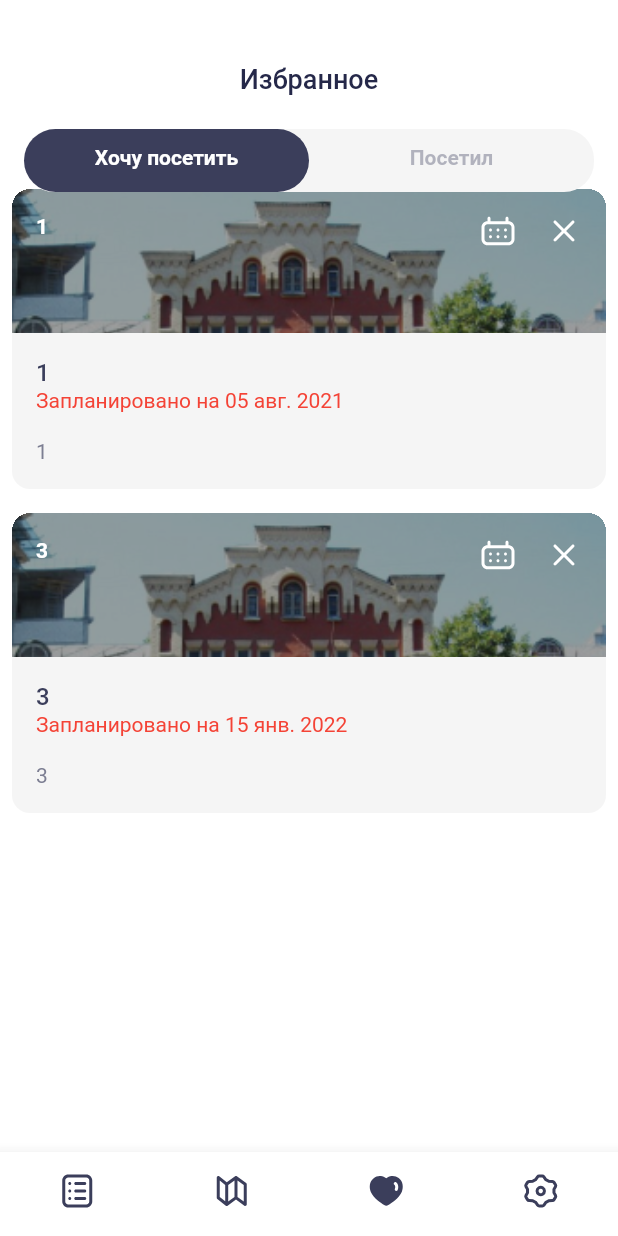
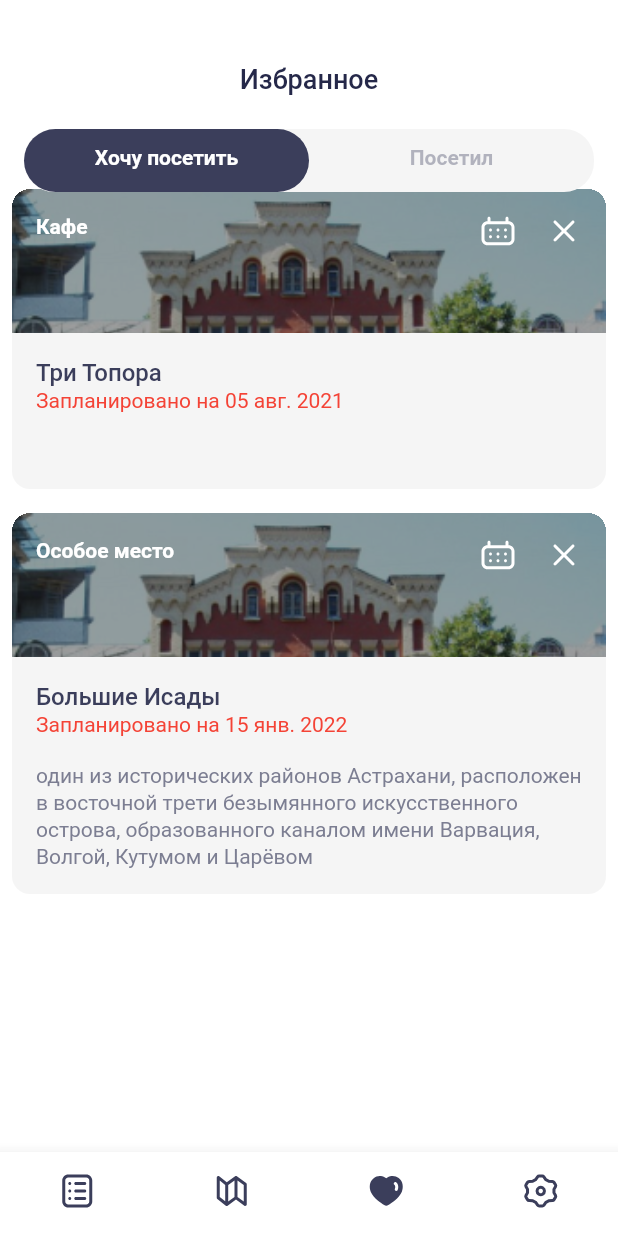
Before and after one commit to EugeneAlexandrov/surf-flutter-course-alexandrov, a Flutter app: the screen it shows after launch, item 3 of the bottom bar chosen, on a phone screen of 412 x 824 dp. Run offline on Flutter 3.47's test engine with Material 2 defaults, Android fonts, the phone set to English and light mode, and no system bars; our stand-ins replace flutter_svg, location; missing offline and left inert: location_web; statements that could not run were skipped.

Commit message:
add/remove favorite sight

```diff
--- /dev/null
+++ b/lib/app_utils.dart
@@ -0,0 +1,21 @@
+import 'package:flutter/material.dart';
+import 'package:intl/date_symbol_data_local.dart';
+import 'package:intl/intl.dart';
+
+class AppUtils {
+  static Color getColor(DateTime? date) {
+    if (date != null) {
+      return (date.isAfter(DateTime.now())) ? Colors.green : Colors.red;
+    }
+    return Colors.black;
+  }
+
+  static String? getDate(DateTime? date) {
+    if (date != null) {
+      initializeDateFormatting();
+      final formatter = DateFormat('dd MMM yyyy', 'ru_RU');
+      return formatter.format(date);
+    }
+    return null;
+  }
+}
--- a/lib/data/mock_intentions.dart
+++ b/lib/data/mock_intentions.dart
@@ -1,8 +1,8 @@
 import 'package:places/domain/model/intention.dart';
 
 final List<Intention> mockIntentionsList = [
-  Intention(id: 0, sightId: 1, date: DateTime(2021, 8, 5), hasVisited: false),
-  Intention(id: 1, sightId: 3, date: DateTime(2022, 1, 15), hasVisited: false),
-  Intention(id: 2, sightId: 4, date: DateTime(2021, 10, 15), hasVisited: true),
-  Intention(id: 3, sightId: 5, date: DateTime(2022, 01, 15), hasVisited: true),
+  Intention(sightId: 1, date: DateTime(2021, 8, 5), hasVisited: false),
+  Intention(sightId: 3, date: DateTime(2022, 1, 15), hasVisited: false),
+  Intention(sightId: 4, date: DateTime(2021, 10, 15), hasVisited: true),
+  Intention(sightId: 5, date: DateTime(2022, 01, 15), hasVisited: true),
 ];
--- a/lib/data/mock_sights.dart
+++ b/lib/data/mock_sights.dart
@@ -38,7 +38,7 @@ final List<Sight> mockSights = [
       url: 'https://goo.gl/maps/ho1VvTkTPRitcoGd6'),
   Sight.withId(
       id: 4,
-      name: 'Место 5 в 150 метрах',
+      name: 'Место #4 в 150 метрах',
       details:
           'Lorem ipsum dolor sit amet, consectetur adipiscing elit, sed do eiusmod tempor incididunt ut labore et dolore magna aliqua.',
       lat: 46.350234,
@@ -56,7 +56,7 @@ final List<Sight> mockSights = [
       url: 'https://goo.gl/maps/ho1VvTkTPRitcoGd6'),
   Sight.withId(
       id: 6,
-      name: 'Место №7 в 1.1 километре',
+      name: 'Место №6 в 1.1 километре',
       details:
           'Lorem ipsum dolor sit amet, consectetur adipiscing elit, sed do eiusmod tempor incididunt ut labore et dolore magna aliqua.',
       lat: 46.346125,
@@ -65,7 +65,7 @@ final List<Sight> mockSights = [
       url: 'https://goo.gl/maps/ho1VvTkTPRitcoGd6'),
   Sight.withId(
       id: 7,
-      name: 'Место №8 в 2,6 километре',
+      name: 'Место №7 в 2,6 километре',
       details:
           'Lorem ipsum dolor sit amet, consectetur adipiscing elit, sed do eiusmod tempor incididunt ut labore et dolore magna aliqua.',
       lat: 46.371726,
@@ -74,7 +74,7 @@ final List<Sight> mockSights = [
       url: 'https://goo.gl/maps/ho1VvTkTPRitcoGd6'),
   Sight.withId(
       id: 8,
-      name: 'Место №9 в 8,7 километре',
+      name: 'Место №8 в 8,7 километре',
       details:
           'Lorem ipsum dolor sit amet, consectetur adipiscing elit, sed do eiusmod tempor incididunt ut labore et dolore magna aliqua.',
       lat: 46.420343,
--- a/lib/domain/model/intention.dart
+++ b/lib/domain/model/intention.dart
@@ -1,15 +1,10 @@
 //dataclass for sights user signed to visit or have already visited
 class Intention {
-  int id;
   int sightId;
   DateTime? date;
   bool hasVisited;
 
-  Intention(
-      {required this.id,
-      required this.sightId,
-      this.date,
-      this.hasVisited = false});
+  Intention({required this.sightId, this.date, this.hasVisited = false});
 
   @override
   bool operator ==(dynamic other) {
@@ -18,5 +13,5 @@ class Intention {
   }
 
   @override
-  int get hashCode => id;
+  int get hashCode => sightId;
 }
--- a/lib/domain/repository/intention_repository.dart
+++ b/lib/domain/repository/intention_repository.dart
@@ -3,26 +3,46 @@ import 'package:places/data/mock_intentions.dart';
 import 'package:places/domain/model/intention.dart';
 
 class IntentionRepository with ChangeNotifier {
-  List<Intention> intentionList = mockIntentionsList;
+  final List<Intention> _intentionList =
+      List<Intention>.from(mockIntentionsList);
 
   void add(int sightId) {
-    intentionList.add(Intention(
-        id: intentionList[intentionList.length - 1].id + 1, sightId: sightId));
+    _intentionList.add(Intention(sightId: sightId));
     notifyListeners();
   }
 
   void delete(int sightId) {
-    intentionList.remove(findBySightId(sightId));
+    _intentionList.remove(findIntentionBySightId(sightId));
     notifyListeners();
   }
 
   void changeDate(DateTime date, int sightId) {
-    final index = intentionList.indexOf(findBySightId(sightId));
-    intentionList[index].date = date;
+    final index = _intentionList.indexOf(findIntentionBySightId(sightId));
+    _intentionList[index].date = date;
     notifyListeners();
   }
 
-  Intention findBySightId(int sightId) {
-    return intentionList.firstWhere((element) => element.sightId == sightId);
+  void changeVisited(int sightId) {
+    final index = _intentionList.indexOf(findIntentionBySightId(sightId));
+    _intentionList[index].hasVisited = !_intentionList[index].hasVisited;
+    notifyListeners();
+  }
+
+  List<Intention> get visitedList =>
+      _intentionList.where((element) => element.hasVisited).toList();
+
+  List<Intention> get plannedList =>
+      _intentionList.where((element) => !element.hasVisited).toList();
+
+  Intention findIntentionBySightId(int sightId) {
+    return _intentionList.firstWhere((element) => element.sightId == sightId,
+        orElse: () => Intention(sightId: -1));
+  }
+
+  bool isFavorite(int sightId) =>
+      _intentionList.contains(findIntentionBySightId(sightId));
+
+  void changeFavoriteState(int sightId) {
+    isFavorite(sightId) ? delete(sightId) : add(sightId);
   }
 }
--- a/lib/main.dart
+++ b/lib/main.dart
@@ -1,6 +1,7 @@
 import 'package:flutter/material.dart';
 import 'package:places/app_router.dart';
 import 'package:places/domain/repository/filter_repository.dart';
+import 'package:places/domain/repository/intention_repository.dart';
 import 'package:places/domain/repository/location_repository.dart';
 import 'package:places/domain/repository/search_repository.dart';
 import 'package:places/domain/repository/sight_repository.dart';
@@ -31,6 +32,8 @@ class _AppDependenciesState extends State<AppDependencies> {
     return MultiProvider(
       providers: [
         ChangeNotifierProvider<CustomTheme>(create: (_) => CustomTheme()),
+        ChangeNotifierProvider<IntentionRepository>(
+            create: (_) => IntentionRepository()),
         ChangeNotifierProvider<LocationRepository>(
           create: (_) => LocationRepository()..initLocation(),
         ),
--- a/lib/main_page.dart
+++ b/lib/main_page.dart
@@ -4,7 +4,6 @@ import 'package:flutter/material.dart';
 import 'package:flutter/services.dart';
 import 'package:flutter_svg/flutter_svg.dart';
 import 'package:places/app_strings.dart';
-import 'package:places/data/mock_intentions.dart';
 import 'package:places/image_paths.dart';
 import 'package:places/ui/components/custom_appbars.dart';
 import 'package:places/ui/screens/settings_screen.dart';
@@ -33,7 +32,7 @@ class _MainPageState extends State<MainPage>
   List<Widget> bottomNavTabs = [
     const SightListScreen(),
     Container(color: Colors.red),
-    VisitingScreen(mockIntentionsList),
+    const VisitingScreen(),
     const SettingsScreen(),
   ];
 
--- a/lib/ui/components/planned_sight_card.dart
+++ b/lib/ui/components/planned_sight_card.dart
@@ -1,25 +1,33 @@
 import 'package:flutter/material.dart';
 import 'package:flutter_svg/flutter_svg.dart';
-import 'package:intl/date_symbol_data_local.dart';
-import 'package:intl/intl.dart';
 import 'package:places/app_strings.dart';
-import 'package:places/domain/model/intention.dart';
+import 'package:places/app_utils.dart';
+import 'package:places/domain/repository/filter_repository.dart';
+import 'package:places/domain/repository/intention_repository.dart';
+import 'package:places/domain/repository/sight_repository.dart';
 import 'package:places/image_paths.dart';
 import 'package:places/styles.dart';
 import 'package:places/ui/components/background_image_container.dart';
 import 'package:places/ui/components/custom_icon_button.dart';
 import 'package:places/ui/screens/res/themes.dart';
+import 'package:provider/provider.dart';
 
 class PlannedSightCard extends StatelessWidget {
-  const PlannedSightCard({required Intention intention, Key? key})
-      : _intention = intention,
-        super(key: key);
+  const PlannedSightCard(this._sightId, {Key? key}) : super(key: key);
 
-  final Intention _intention;
+  final int _sightId;
 
   @override
   Widget build(BuildContext context) {
     final theme = Theme.of(context);
+
+    final intention = Provider.of<IntentionRepository>(context, listen: false)
+        .findIntentionBySightId(_sightId);
+    final sight = Provider.of<SightRepository>(context, listen: false)
+        .getSightById(_sightId);
+    final filter = Provider.of<FilterRepository>(context, listen: false)
+        .getFilterById(sight.filterId);
+
     return Card(
       shape: RoundedRectangleBorder(borderRadius: BorderRadius.circular(12)),
       margin: const EdgeInsets.all(8),
@@ -39,22 +47,18 @@ class PlannedSightCard extends StatelessWidget {
                   crossAxisAlignment: CrossAxisAlignment.start,
                   children: [
                     Text(
-                      '${_intention.sightId}',
+                      sight.name,
                       style: theme.textTheme.bodyText1,
                     ),
                     Text(
                         AppStrings.plannedCardGoalString +
-                            '${getDate(_intention.date)}',
-                        style: theme
-                            .textTheme
-                            .bodyText2
-                            ?.copyWith(color: getColor(_intention.date))),
+                            '${AppUtils.getDate(intention.date)}',
+                        style: theme.textTheme.bodyText2?.copyWith(
+                            color: AppUtils.getColor(intention.date))),
                     const SizedBox(height: 16),
-                    Text('${_intention.sightId}' /*.details*/,
+                    Text(sight.details /*.details*/,
                         style: theme.textTheme.bodyText2?.copyWith(
-                            color: theme
-                                .colorScheme
-                                .smallSecondaryTwo)),
+                            color: theme.colorScheme.smallSecondaryTwo)),
                   ],
                 ),
               ),
@@ -64,7 +68,7 @@ class PlannedSightCard extends StatelessWidget {
             top: 16,
             left: 16,
             child: Text(
-              '${_intention.sightId}',
+              filter.title,
               style: smallBold.copyWith(
                 color: Colors.white,
               ),
@@ -92,7 +96,10 @@ class PlannedSightCard extends StatelessWidget {
               width: 40,
               child: CustomIconButton(
                 child: SvgPicture.asset(AssetImages.iconCrossPath),
-                onPressed: () {},
+                onPressed: () {
+                  Provider.of<IntentionRepository>(context, listen: false)
+                      .delete(_sightId);
+                },
               ),
             ),
           ),
@@ -100,20 +107,4 @@ class PlannedSightCard extends StatelessWidget {
       ),
     );
   }
-
-  Color getColor(DateTime? date) {
-    if (date != null) {
-      return (date.isAfter(DateTime.now())) ? Colors.green : Colors.red;
-    }
-    return Colors.black;
-  }
-
-  String? getDate(DateTime? date) {
-    if (date != null) {
-      initializeDateFormatting();
-      final formatter = DateFormat('dd MMM yyyy', 'ru_RU');
-      return formatter.format(date);
-    }
-    return null;
-  }
 }
--- a/lib/ui/screens/visiting_screen.dart
+++ b/lib/ui/screens/visiting_screen.dart
@@ -1,36 +1,42 @@
 import 'package:flutter/material.dart';
-import 'package:places/domain/model/intention.dart';
+import 'package:places/domain/repository/intention_repository.dart';
 import 'package:places/ui/components/null_planed_placeholder.dart';
 import 'package:places/ui/components/null_visited_placeholder.dart';
 import 'package:places/ui/components/planned_sight_card.dart';
 import 'package:places/ui/components/visited_sight_card.dart';
+import 'package:provider/provider.dart';
 
 //Third tab with visited places
 class VisitingScreen extends StatelessWidget {
-  const VisitingScreen(this.intentions, {Key? key}) : super(key: key);
-
-  final List<Intention> intentions;
-
-  List<Widget> get visitedList => intentions
-      .where((element) => element.hasVisited)
-      .map((intention) => VisitedSightCard(intention))
-      .toList();
-  List<Widget> get plannedList => intentions
-      .where((element) => !element.hasVisited)
-      .map((intention) => PlannedSightCard(intention: intention))
-      .toList();
+  const VisitingScreen({Key? key}) : super(key: key);
 
   @override
   Widget build(BuildContext context) {
-    return TabBarView(
-      children: [
-        intentions.isEmpty
-            ? const NullPlannedPlaceHolder()
-            : Column(children: plannedList),
-        intentions.isEmpty
-            ? const NullVisitedPlaceHolder()
-            : Column(children: visitedList),
-      ],
+    return Consumer<IntentionRepository>(
+      builder: (context, intentionRepository, child) {
+        return TabBarView(
+          children: [
+            intentionRepository.plannedList.isEmpty
+                ? const NullPlannedPlaceHolder()
+                : ListView.builder(
+                    itemBuilder: (context, index) {
+                      return PlannedSightCard(
+                          intentionRepository.plannedList[index].sightId);
+                    },
+                    itemCount: intentionRepository.plannedList.length,
+                  ),
+            intentionRepository.visitedList.isEmpty
+                ? const NullVisitedPlaceHolder()
+                : ListView.builder(
+                    itemBuilder: (context, index) {
+                      return VisitedSightCard(
+                          intentionRepository.visitedList[index].sightId);
+                    },
+                    itemCount: intentionRepository.visitedList.length,
+                  ),
+          ],
+        );
+      },
     );
   }
 }
```
Also changed, not shown: lib/ui/components/favorite_icon_button.dart (+14 -17 lines), lib/ui/components/sight_card.dart (+3 -5 lines), lib/ui/components/visited_sight_card.dart (+26 -24 lines).
